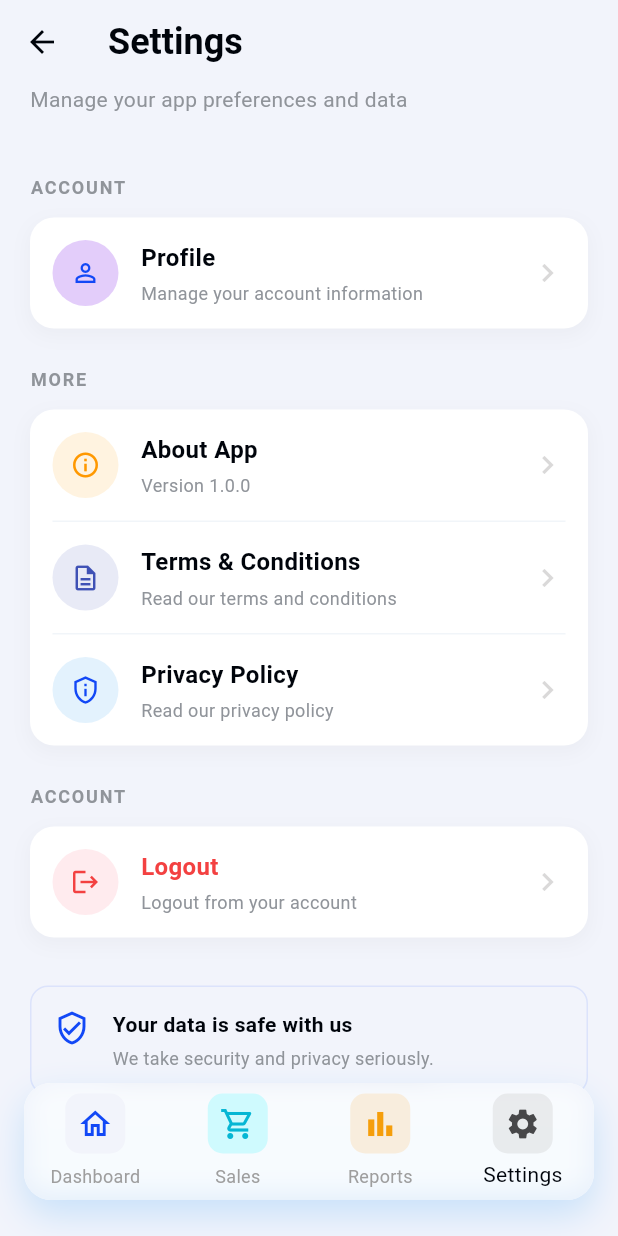
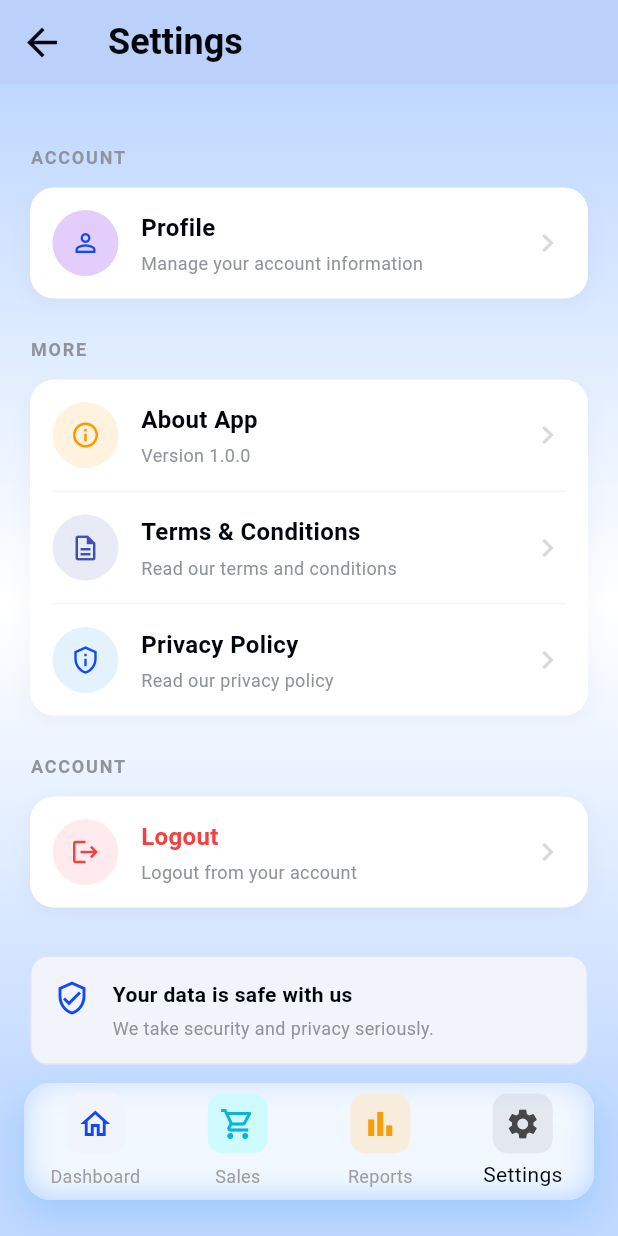
Before and after one commit to arshidek/smartstock, a Flutter app: the SettingsScreen screen opened directly, on a phone screen of 412 x 824 dp. Run offline on Flutter 3.47's test engine with Material 3 defaults, Android fonts, the phone set to English and light mode, and no system bars; our stand-ins replace fl_chart, hive, hive_flutter, image_picker, pdf, printing; missing offline and left inert: mobile_scanner; accounts and stored records are empty.

Commit message:
fix: update settings screen

```diff
--- a/lib/features/settings/presentation/settings_screen.dart
+++ b/lib/features/settings/presentation/settings_screen.dart
@@ -51,35 +51,36 @@ class SettingsScreen extends StatelessWidget {
   Widget build(BuildContext context) {
     return Scaffold(
       extendBody: true,
-      backgroundColor: AppColors.lightBlue,
+      backgroundColor: AppColors.appBarColor,
       appBar: AppBar(
-        backgroundColor: Colors.transparent,
-        elevation: 0,
+        backgroundColor: AppColors.appBarColor,
+        elevation: 1,
         centerTitle: false,
         leading: IconButton(
-          icon: const Icon(Icons.arrow_back, color: AppColors.black),
+          icon: const Icon(Icons.arrow_back, color: AppColors.black,size: AppSizes.size30,),
           onPressed: () => Navigator.pop(context),
         ),
         title: const Text(
           "Settings",
           style: TextStyle(
             color: AppColors.black,
-            fontSize: 24,
+fontSize: AppSizes.font24,
             fontWeight: FontWeight.bold,
           ),
         ),
       ),
-      body: SingleChildScrollView(
-        padding: const EdgeInsets.only(bottom: AppSizes.size40),
-        child: Column(
+      body: Container(
+        decoration: const BoxDecoration(
+          gradient: AppColors.background,
+        ),
+        child: SingleChildScrollView(
+          padding: const EdgeInsets.only(bottom: AppSizes.size40),
+          child: Column(
           crossAxisAlignment: CrossAxisAlignment.start,
           children: [
             const Padding(
               padding: EdgeInsets.symmetric(horizontal: AppSizes.size20),
-              child: Text(
-                "Manage your app preferences and data",
-                style: TextStyle(color: AppColors.grey, fontSize: 14),
-              ),
+
             ),
             const SizedBox(height: AppSizes.size15),
 
@@ -161,6 +162,7 @@ class SettingsScreen extends StatelessWidget {
           ],
         ),
       ),
+      ),
       bottomNavigationBar: const AppBottomNavigationBar(currentIndex: 3),
     );
   }
```
